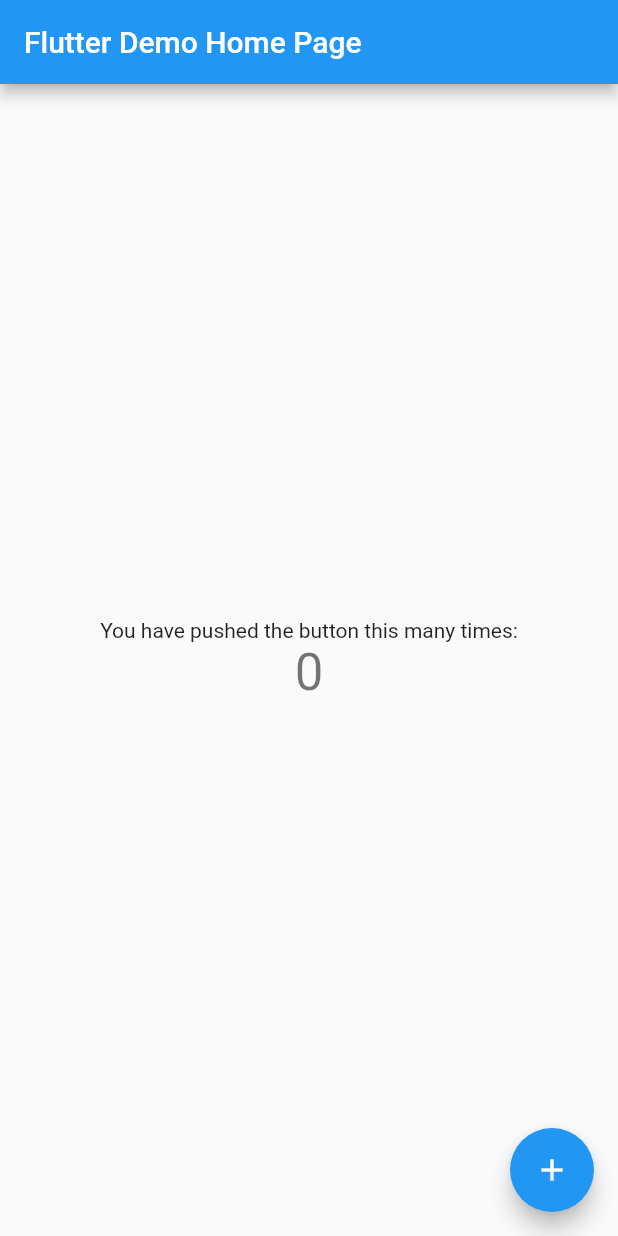
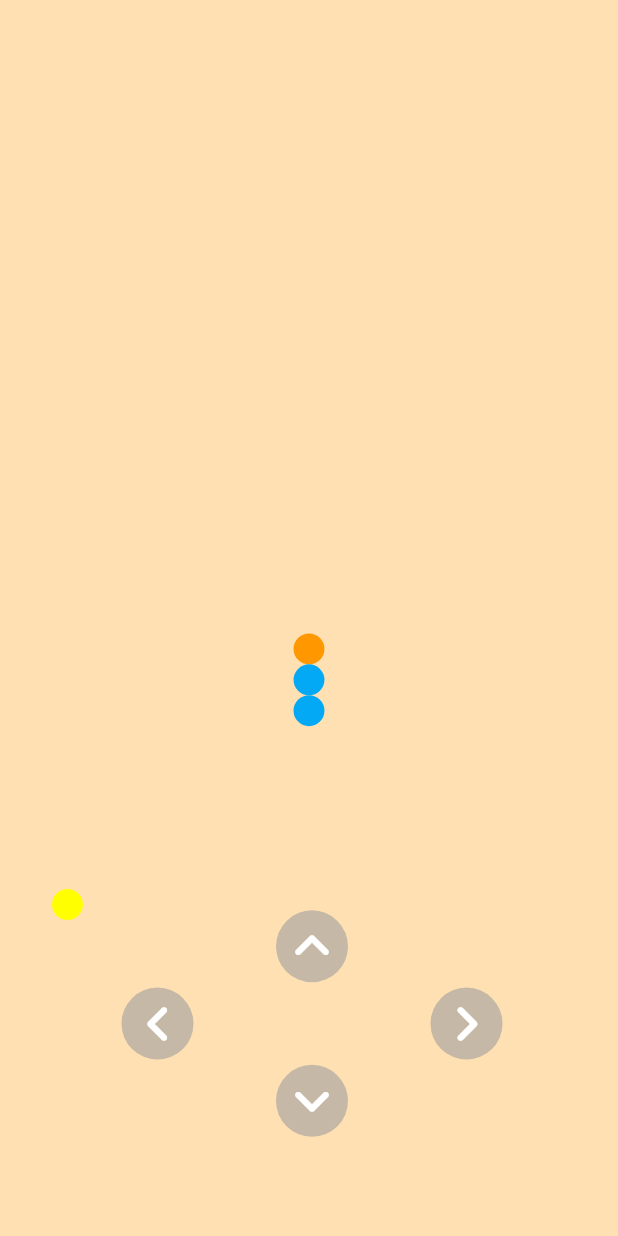
Before and after one commit to kenmaready/flutter_snake, a Flutter app: the screen it shows after launch, on a phone screen of 412 x 824 dp. Run offline on Flutter 3.47's test engine with Material 2 defaults, Android fonts, the phone set to English and light mode, and no system bars.

Commit message:
Snake motion and direction working

```diff
--- /dev/null
+++ b/lib/control_panel.dart
@@ -0,0 +1,95 @@
+import 'package:flutter/material.dart';
+//
+import './direction.dart';
+
+const double ICONSIZE = 48.0;
+const double BUTTONSIZE = ICONSIZE + 36.0;
+
+class ControlButton extends StatelessWidget {
+  final Direction direction;
+  final double x;
+  final double y;
+  Function onPressed;
+
+  ControlButton(
+      {Key? key,
+      required this.direction,
+      required this.x,
+      required this.y,
+      required this.onPressed})
+      : super(key: key);
+
+  IconData get _icon {
+    switch (direction) {
+      case Direction.Up:
+        return Icons.expand_less_rounded;
+      case Direction.Right:
+        return Icons.navigate_next_rounded;
+      case Direction.Down:
+        return Icons.expand_more_rounded;
+      case Direction.Left:
+        return Icons.navigate_before_rounded;
+      default:
+        return Icons.error_rounded;
+    }
+  }
+
+  @override
+  Widget build(BuildContext context) {
+    return Positioned(
+        top: y,
+        left: x,
+        child: RawMaterialButton(
+          onPressed: () => onPressed(direction),
+          elevation: 0.0,
+          fillColor: Colors.grey.withOpacity(0.6),
+          child: Icon(_icon, size: ICONSIZE, color: Colors.white),
+          shape: const CircleBorder(),
+          materialTapTargetSize: MaterialTapTargetSize.shrinkWrap,
+        ));
+  }
+}
+
+class ControlPanel extends StatelessWidget {
+  final Function onPressed;
+
+  const ControlPanel({Key? key, required this.onPressed}) : super(key: key);
+
+  @override
+  Widget build(BuildContext context) {
+    final deviceSize = MediaQuery.of(context).size;
+    final height = deviceSize.height;
+    final width = deviceSize.width;
+    final panelCenterX = width / 2;
+    final panelCenterY = height * .85;
+    final panelButtonXOffset = width / 4;
+    final panelButtonYOffset = height / 16;
+
+    return Stack(children: [
+      ControlButton(
+        direction: Direction.Up,
+        x: panelCenterX - BUTTONSIZE / 2,
+        y: panelCenterY - panelButtonYOffset - BUTTONSIZE / 2,
+        onPressed: onPressed,
+      ),
+      ControlButton(
+        direction: Direction.Right,
+        x: panelCenterX + panelButtonXOffset - BUTTONSIZE / 2,
+        y: panelCenterY - BUTTONSIZE / 2,
+        onPressed: onPressed,
+      ),
+      ControlButton(
+        direction: Direction.Down,
+        x: panelCenterX - BUTTONSIZE / 2,
+        y: panelCenterY + panelButtonYOffset - BUTTONSIZE / 2,
+        onPressed: onPressed,
+      ),
+      ControlButton(
+        direction: Direction.Left,
+        x: panelCenterX - panelButtonXOffset - BUTTONSIZE / 2,
+        y: panelCenterY - BUTTONSIZE / 2,
+        onPressed: onPressed,
+      ),
+    ]);
+  }
+}
--- /dev/null
+++ b/lib/direction.dart
@@ -0,0 +1 @@
+enum Direction { Up, Right, Down, Left }
--- /dev/null
+++ b/lib/food.dart
@@ -0,0 +1,31 @@
+import 'package:flutter/material.dart';
+import 'dart:math';
+
+class Food {
+  final double screenHeight;
+  final double screenWidth;
+  final double gridSize;
+  late double x;
+  late double y;
+
+  Food.spawn({
+    required this.screenHeight,
+    required this.screenWidth,
+    required this.gridSize,
+  }) {
+    final _random = new Random();
+    this.x = (_random.nextDouble() * screenWidth).round() * 1.0;
+    this.y = (_random.nextDouble() * screenHeight).round() * 1.0;
+  }
+
+  Widget draw() {
+    return Positioned(
+        height: gridSize,
+        width: gridSize,
+        left: x - gridSize / 2,
+        top: y - gridSize / 2,
+        child: CircleAvatar(
+          backgroundColor: Colors.yellowAccent,
+        ));
+  }
+}
--- /dev/null
+++ b/lib/game.dart
@@ -0,0 +1,67 @@
+import 'package:flutter/material.dart';
+import 'dart:async';
+//
+import './control_panel.dart';
+import './direction.dart';
+import './snake.dart';
+import './food.dart';
+
+class Game extends StatefulWidget {
+  const Game({Key? key}) : super(key: key);
+
+  @override
+  State<Game> createState() => _GameState();
+}
+
+class _GameState extends State<Game> {
+  late Snake snake;
+  late Food food;
+  late Timer timer;
+  late double width;
+  late double height;
+  late double gridSize;
+
+  void update() {
+    snake.advance();
+    print("timer...");
+    setState(() {});
+  }
+
+  @override
+  void didChangeDependencies() {
+    super.didChangeDependencies();
+    startGame();
+  }
+
+  void startGame() {
+    final screenSize = MediaQuery.of(context).size;
+    width = screenSize.width;
+    height = screenSize.height;
+    gridSize = width / 20;
+    snake = Snake(
+        startingX: width / 2,
+        startingY: height / 2,
+        direction: Direction.Up,
+        gridSize: gridSize,
+        screenWidth: width,
+        screenHeight: height);
+    food = Food.spawn(
+        screenHeight: height, screenWidth: width, gridSize: gridSize);
+    timer =
+        Timer.periodic(const Duration(milliseconds: 200), (timer) => update());
+    setState(() {});
+  }
+
+  @override
+  Widget build(BuildContext context) {
+    return Container(
+        color: Theme.of(context).colorScheme.background,
+        child: snake != null
+            ? Stack(children: [
+                ...snake.draw(),
+                food.draw(),
+                ControlPanel(onPressed: snake.changeDirection)
+              ])
+            : CircularProgressIndicator());
+  }
+}
--- a/lib/main.dart
+++ b/lib/main.dart
@@ -1,4 +1,6 @@
 import 'package:flutter/material.dart';
+//
+import 'game.dart';
 
 void main() {
   runApp(const MyApp());
@@ -7,39 +9,21 @@
 class MyApp extends StatelessWidget {
   const MyApp({Key? key}) : super(key: key);
 
-  // This widget is the root of your application.
   @override
   Widget build(BuildContext context) {
     return MaterialApp(
       title: 'Flutter Demo',
       theme: ThemeData(
-        // This is the theme of your application.
-        //
-        // Try running your application with "flutter run". You'll see the
-        // application has a blue toolbar. Then, without quitting the app, try
-        // changing the primarySwatch below to Colors.green and then invoke
-        // "hot reload" (press "r" in the console where you ran "flutter run",
-        // or simply save your changes to "hot reload" in a Flutter IDE).
-        // Notice that the counter didn't reset back to zero; the application
-        // is not restarted.
-        primarySwatch: Colors.blue,
-      ),
-      home: const MyHomePage(title: 'Flutter Demo Home Page'),
+          primarySwatch: Colors.orange,
+          backgroundColor: Colors.orange.shade100),
+      home: const MyHomePage(title: 'FlutterSnake!'),
+      debugShowCheckedModeBanner: false,
     );
   }
 }
 
 class MyHomePage extends StatefulWidget {
   const MyHomePage({Key? key, required this.title}) : super(key: key);
-
-  // This widget is the home page of your application. It is stateful, meaning
-  // that it has a State object (defined below) that contains fields that affect
-  // how it looks.
-
-  // This class is the configuration for the state. It holds the values (in this
-  // case the title) provided by the parent (in this case the App widget) and
-  // used by the build method of the State. Fields in a Widget subclass are
-  // always marked "final".
 
   final String title;
 
@@ -52,64 +36,14 @@
 
   void _incrementCounter() {
     setState(() {
-      // This call to setState tells the Flutter framework that something has
-      // changed in this State, which causes it to rerun the build method below
-      // so that the display can reflect the updated values. If we changed
-      // _counter without calling setState(), then the build method would not be
-      // called again, and so nothing would appear to happen.
       _counter++;
     });
   }
 
   @override
   Widget build(BuildContext context) {
-    // This method is rerun every time setState is called, for instance as done
-    // by the _incrementCounter method above.
-    //
-    // The Flutter framework has been optimized to make rerunning build methods
-    // fast, so that you can just rebuild anything that needs updating rather
-    // than having to individually change instances of widgets.
     return Scaffold(
-      appBar: AppBar(
-        // Here we take the value from the MyHomePage object that was created by
-        // the App.build method, and use it to set our appbar title.
-        title: Text(widget.title),
-      ),
-      body: Center(
-        // Center is a layout widget. It takes a single child and positions it
-        // in the middle of the parent.
-        child: Column(
-          // Column is also a layout widget. It takes a list of children and
-          // arranges them vertically. By default, it sizes itself to fit its
-          // children horizontally, and tries to be as tall as its parent.
-          //
-          // Invoke "debug painting" (press "p" in the console, choose the
-          // "Toggle Debug Paint" action from the Flutter Inspector in Android
-          // Studio, or the "Toggle Debug Paint" command in Visual Studio Code)
-          // to see the wireframe for each widget.
-          //
-          // Column has various properties to control how it sizes itself and
-          // how it positions its children. Here we use mainAxisAlignment to
-          // center the children vertically; the main axis here is the vertical
-          // axis because Columns are vertical (the cross axis would be
-          // horizontal).
-          mainAxisAlignment: MainAxisAlignment.center,
-          children: <Widget>[
-            const Text(
-              'You have pushed the button this many times:',
-            ),
-            Text(
-              '$_counter',
-              style: Theme.of(context).textTheme.headline4,
-            ),
-          ],
-        ),
-      ),
-      floatingActionButton: FloatingActionButton(
-        onPressed: _incrementCounter,
-        tooltip: 'Increment',
-        child: const Icon(Icons.add),
-      ), // This trailing comma makes auto-formatting nicer for build methods.
+      body: const Game(),
     );
   }
 }
--- /dev/null
+++ b/lib/snake.dart
@@ -0,0 +1,85 @@
+import 'package:flutter/material.dart';
+//
+import './direction.dart';
+
+class SnakePiece {
+  double x;
+  double y;
+  bool head;
+
+  SnakePiece({required this.x, required this.y, this.head = false});
+}
+
+class Snake {
+  List<SnakePiece> pieces = [];
+  Direction direction;
+  double gridSize;
+  double screenWidth;
+  double screenHeight;
+
+  Snake(
+      {required double startingX,
+      required double startingY,
+      required this.direction,
+      required this.gridSize,
+      required this.screenWidth,
+      required this.screenHeight}) {
+    pieces.add(SnakePiece(x: startingX, y: startingY, head: true));
+    // for testing only:
+    pieces.add(SnakePiece(x: startingX, y: startingY + gridSize));
+    pieces.add(SnakePiece(x: startingX, y: startingY + 2 * gridSize));
+
+    print("New Snake initialized...");
+  }
+
+  void advance() {
+    for (int i = pieces.length - 1; i > 0; i--) {
+      pieces[i].x = pieces[i - 1].x;
+      pieces[i].y = pieces[i - 1].y;
+    }
+
+    switch (direction) {
+      case Direction.Up:
+        pieces[0].y -= gridSize;
+        if (pieces[0].y < 0) {
+          pieces[0].y = screenHeight + pieces[0].y;
+        }
+        break;
+      case Direction.Right:
+        pieces[0].x += gridSize;
+        if (pieces[0].x > screenWidth) {
+          pieces[0].x = pieces[0].x - screenWidth;
+        }
+        break;
+      case Direction.Down:
+        pieces[0].y += gridSize;
+        if (pieces[0].y > screenHeight) {
+          pieces[0].y = pieces[0].y - screenHeight;
+        }
+        break;
+      case Direction.Left:
+        pieces[0].x -= gridSize;
+        if (pieces[0].x < 0) {
+          pieces[0].x = screenWidth + pieces[0].x;
+        }
+    }
+  }
+
+  List<Widget> draw() {
+    return pieces
+        .map((piece) => Positioned(
+            height: gridSize,
+            width: gridSize,
+            left: piece.x - gridSize / 2,
+            top: piece.y - gridSize / 2,
+            child: CircleAvatar(
+              backgroundColor:
+                  piece.head ? Colors.orange : Colors.lightBlue.shade500,
+            )))
+        .toList();
+  }
+
+  void changeDirection(Direction newDirection) {
+    direction = newDirection;
+  }
+}
```
